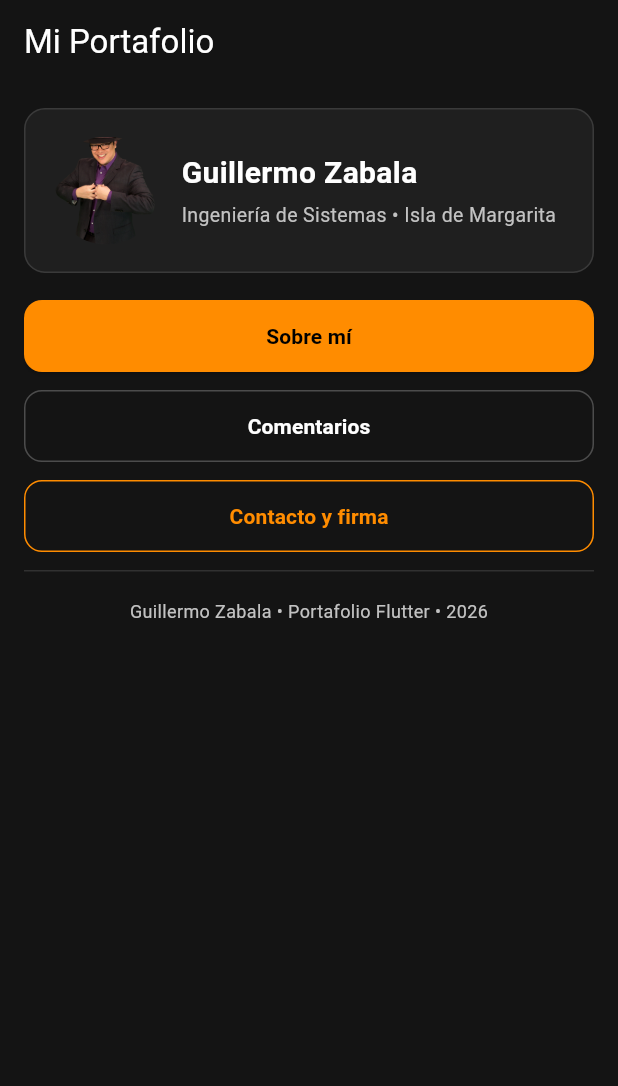
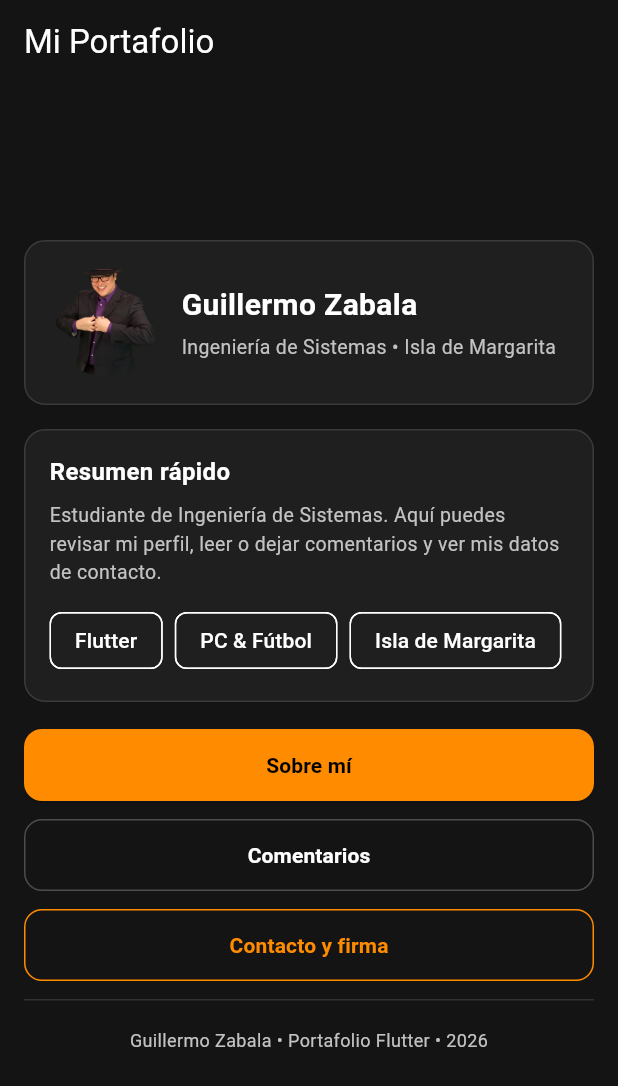
Before and after one commit to SalvVaged/portafolio-flutter-g, a Flutter app: the screen it shows after launch, on a phone screen of 412 x 824 dp. Shown: the top 1086 px of the screen. Run offline on Flutter 3.47's test engine with Material 3 defaults, Android fonts, the phone set to English and light mode, and no system bars.

Commit message:
Ajustado diseno y espacio en pantalla de inicio

```diff
--- a/lib/screens/screen_start.dart
+++ b/lib/screens/screen_start.dart
@@ -12,7 +12,10 @@ class InicioScreen extends StatelessWidget {
       appBar: AppBar(
         title: const Text('Mi Portafolio'),
       ),
-      body: SingleChildScrollView(
+      body: Center(
+        child: ConstrainedBox(
+          constraints: const BoxConstraints(maxWidth: 680),
+          child: SingleChildScrollView(
             padding: const EdgeInsets.all(16),
             child: Column(
               crossAxisAlignment: CrossAxisAlignment.start,
@@ -71,6 +74,48 @@ class InicioScreen extends StatelessWidget {
                             ),
                           ],
                         ),
+                      ),
+                    ],
+                  ),
+                ),
+                const SizedBox(height: 16),
+                Container(
+                  width: double.infinity,
+                  padding: const EdgeInsets.all(16),
+                  decoration: BoxDecoration(
+                    color: AppTheme.tarjeta,
+                    borderRadius: BorderRadius.circular(14),
+                    border: Border.all(color: Colors.white12),
+                  ),
+                  child: const Column(
+                    crossAxisAlignment: CrossAxisAlignment.start,
+                    children: [
+                      Text(
+                        'Resumen rápido',
+                        style: TextStyle(
+                          fontSize: 16,
+                          fontWeight: FontWeight.bold,
+                          color: Colors.white,
+                        ),
+                      ),
+                      SizedBox(height: 8),
+                      Text(
+                        'Estudiante de Ingeniería de Sistemas. Aquí puedes revisar mi perfil, leer o dejar comentarios y ver mis datos de contacto.',
+                        style: TextStyle(
+                          fontSize: 13,
+                          height: 1.45,
+                          color: AppTheme.textoGris,
+                        ),
+                      ),
+                      SizedBox(height: 12),
+                      Wrap(
+                        spacing: 8,
+                        runSpacing: 8,
+                        children: [
+                          Chip(label: Text('Flutter')),
+                          Chip(label: Text('PC & Fútbol')),
+                          Chip(label: Text('Isla de Margarita')),
+                        ],
                       ),
                     ],
                   ),
@@ -144,6 +189,8 @@ class InicioScreen extends StatelessWidget {
               ],
             ),
           ),
+        ),
+      ),
     );
   }
 }
```
Lines whose indentation alone changed are shown as unchanged.
